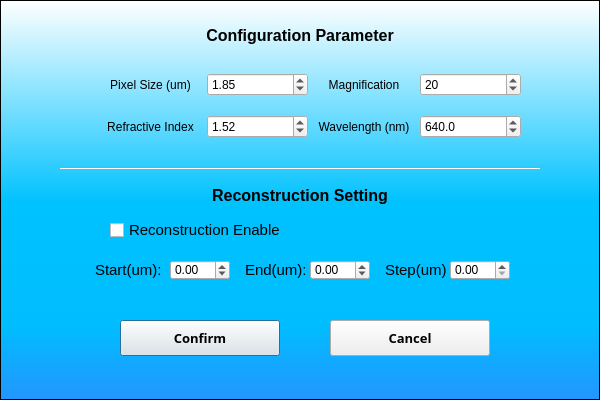
Before: the Qt Designer form Lei Temp/UI file/Parameter setting.ui in YipLab/DHM, drawn with Qt 5.
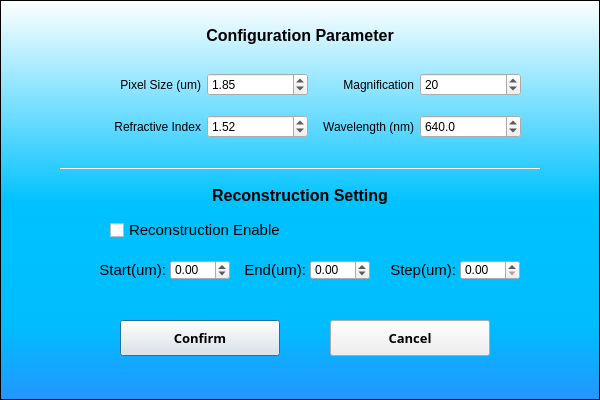
After: the same form once the commit is applied.

What changed in the file:
```diff
--- a/Lei Temp/UI file/Parameter setting.ui
+++ b/Lei Temp/UI file/Parameter setting.ui
@@ -99,7 +99,7 @@
        <string>Wavelength (nm)</string>
       </property>
       <property name="alignment">
-       <set>Qt::AlignCenter</set>
+       <set>Qt::AlignRight|Qt::AlignTrailing|Qt::AlignVCenter</set>
       </property>
      </widget>
     </item>
@@ -118,7 +118,7 @@
        <string>Refractive Index</string>
       </property>
       <property name="alignment">
-       <set>Qt::AlignCenter</set>
+       <set>Qt::AlignRight|Qt::AlignTrailing|Qt::AlignVCenter</set>
       </property>
      </widget>
     </item>
@@ -200,7 +200,7 @@
        <string>Magnification</string>
       </property>
       <property name="alignment">
-       <set>Qt::AlignCenter</set>
+       <set>Qt::AlignRight|Qt::AlignTrailing|Qt::AlignVCenter</set>
       </property>
      </widget>
     </item>
@@ -219,7 +219,7 @@
        <string>Pixel Size (um)</string>
       </property>
       <property name="alignment">
-       <set>Qt::AlignCenter</set>
+       <set>Qt::AlignRight|Qt::AlignTrailing|Qt::AlignVCenter</set>
       </property>
      </widget>
     </item>
@@ -384,7 +384,7 @@
   <widget class="QDoubleSpinBox" name="SpinBox_step_recon">
    <property name="geometry">
     <rect>
-     <x>450</x>
+     <x>460</x>
      <y>260</y>
      <width>60</width>
      <height>20</height>
@@ -420,6 +420,9 @@
    <property name="text">
     <string>Start(um):</string>
    </property>
+   <property name="alignment">
+    <set>Qt::AlignRight|Qt::AlignTrailing|Qt::AlignVCenter</set>
+   </property>
   </widget>
   <widget class="QLabel" name="label_end_recon">
    <property name="geometry">
@@ -442,13 +445,16 @@
    <property name="text">
     <string>End(um):</string>
    </property>
+   <property name="alignment">
+    <set>Qt::AlignRight|Qt::AlignTrailing|Qt::AlignVCenter</set>
+   </property>
   </widget>
   <widget class="QLabel" name="label_step_recon">
    <property name="geometry">
     <rect>
      <x>385</x>
      <y>260</y>
-     <width>61</width>
+     <width>71</width>
      <height>20</height>
     </rect>
    </property>
@@ -464,6 +470,9 @@
    <property name="text">
     <string>Step(um):</string>
    </property>
+   <property name="alignment">
+    <set>Qt::AlignRight|Qt::AlignTrailing|Qt::AlignVCenter</set>
+   </property>
   </widget>
   <widget class="QFrame" name="frame">
    <property name="geometry">
```
Left out of the diff: 4 changed lines with no effect on the pictures.
